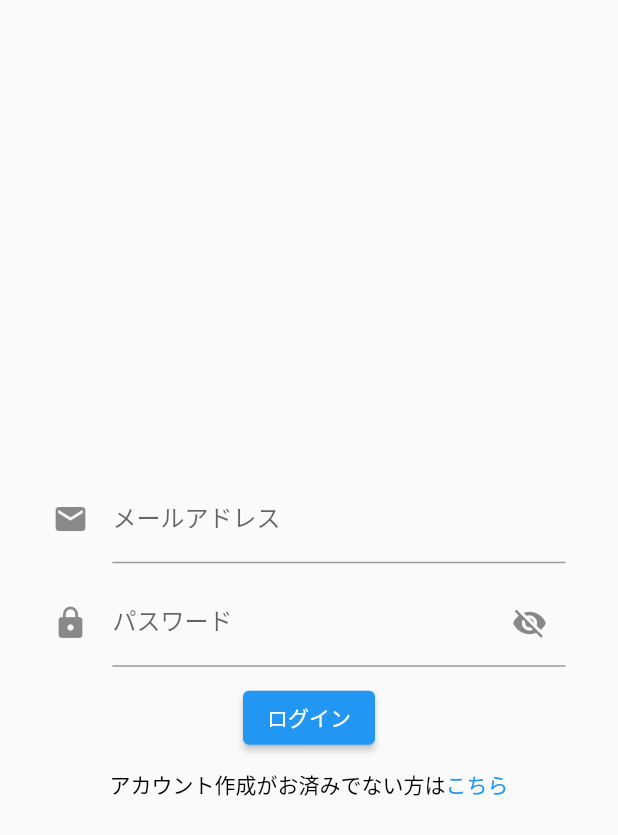
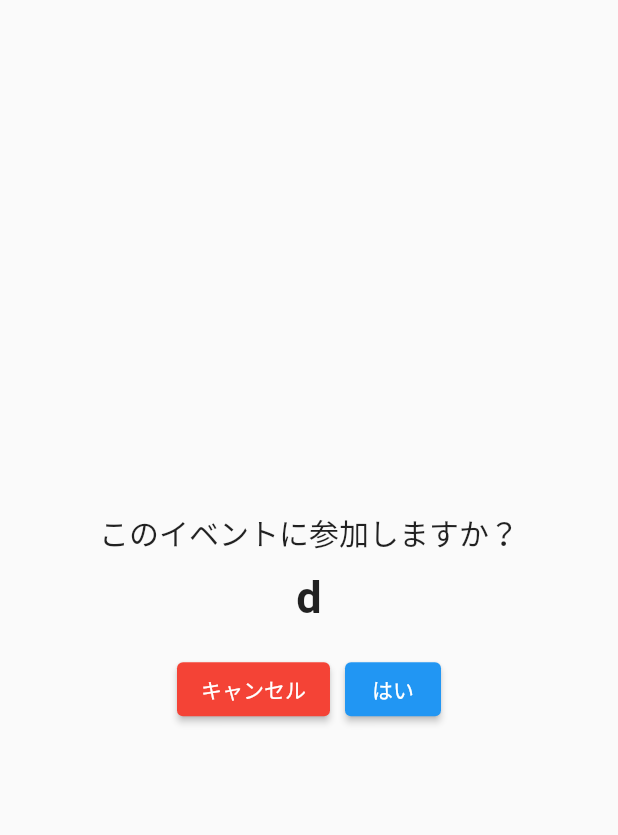
Before and after one commit to yusei-murai/warikanking_frontend, a Flutter app: the screen it shows after launch, on a phone screen of 412 x 824 dp. Shown: the top 835 px of the screen. Run offline on Flutter 3.47's test engine with Material 2 defaults, Android fonts, the phone set to English and light mode, and no system bars; our stand-ins replace curved_navigation_bar, email_validator, flutter_secure_storage, google_fonts, image_gallery_saver, qr_flutter and 2 more; missing offline and left inert: qr_code_scanner; accounts and stored records are empty.

Commit message:
join event page作成

```diff
--- a/lib/main.dart
+++ b/lib/main.dart
@@ -5,6 +5,7 @@ import 'package:warikanking_frontend/providers/bottom_navigation_bar_provider.da
 import 'package:warikanking_frontend/providers/hide_password_provider.dart';
 import 'package:warikanking_frontend/views/accounts/signin_page.dart';
 import 'package:warikanking_frontend/views/accounts/signup_page.dart';
+import 'package:warikanking_frontend/views/events/join_event_page.dart';
 import 'package:warikanking_frontend/views/screen.dart';
 
 void main() {
@@ -32,7 +33,7 @@ class MyApp extends StatelessWidget {
               Theme.of(context).textTheme
           ),
         ),
-        home: SigninPage(),
+        home: JoinEventPage("d"),
       ),
     );
   }
--- a/lib/views/accounts/signup_page.dart
+++ b/lib/views/accounts/signup_page.dart
@@ -4,6 +4,7 @@ import 'package:flutter/widgets.dart';
 import 'package:provider/provider.dart';
 import 'package:warikanking_frontend/apis/accounts_api.dart';
 import 'package:warikanking_frontend/providers/hide_password_provider.dart';
+import 'package:warikanking_frontend/utils/validators/input_validator.dart';
 import 'package:warikanking_frontend/views/accounts/signin_page.dart';
 
 class SetSignupErrorMessage with ChangeNotifier {
@@ -66,6 +67,7 @@ class SignupPage extends StatelessWidget {
                       hintText: 'sample_user',
                       labelText: 'ID',
                     ),
+
                   ),
                   const SizedBox(height: 10,),
                   TextFormField(
--- /dev/null
+++ b/lib/views/events/join_event_page.dart
@@ -0,0 +1,49 @@
+import 'package:flutter/material.dart';
+import 'package:flutter/widgets.dart';
+
+class JoinEventPage extends StatelessWidget {
+  JoinEventPage(this.eventId);
+  String eventId;
+
+  @override
+  Widget build(BuildContext context) {
+    return Scaffold(
+      body: Center(
+        child: Column(
+          mainAxisAlignment: MainAxisAlignment.center,
+          children: [
+            const Text(
+              'このイベントに参加しますか？',
+              style: TextStyle(fontSize: 20),
+            ),
+            const SizedBox(height: 10),
+            Text(
+              eventId,
+              style: const TextStyle(fontSize: 30, fontWeight: FontWeight.bold),
+            ),
+            const SizedBox(height: 20),
+            Row(
+              mainAxisAlignment: MainAxisAlignment.center,
+              children: [
+                ElevatedButton(
+                  onPressed: () {
+                    // "はい" ボタンが押されたときの処理
+                  },
+                  child: const Text('キャンセル'),
+                  style: ElevatedButton.styleFrom(backgroundColor: Colors.red),
+                ),
+                const SizedBox(width: 10),
+                ElevatedButton(
+                  onPressed: () {
+                    Navigator.pop(context);
+                  },
+                  child: const Text('はい'),
+                ),
+              ],
+            ),
+          ],
+        ),
+      ),
+    );
+  }
+}
--- a/pubspec.yaml
+++ b/pubspec.yaml
@@ -47,6 +47,7 @@ dependencies:
   qr_flutter: ^4.0.0
   screenshot: ^1.3.0
   image_gallery_saver: ^1.7.1
+  email_validator: ^2.1.17
 
 dev_dependencies:
   flutter_test:
```
Also changed, not shown: lib/utils/validators/input_validator.dart (+40 -0 lines), lib/views/events/event_qr_page.dart (+9 -5 lines), pubspec.lock.
